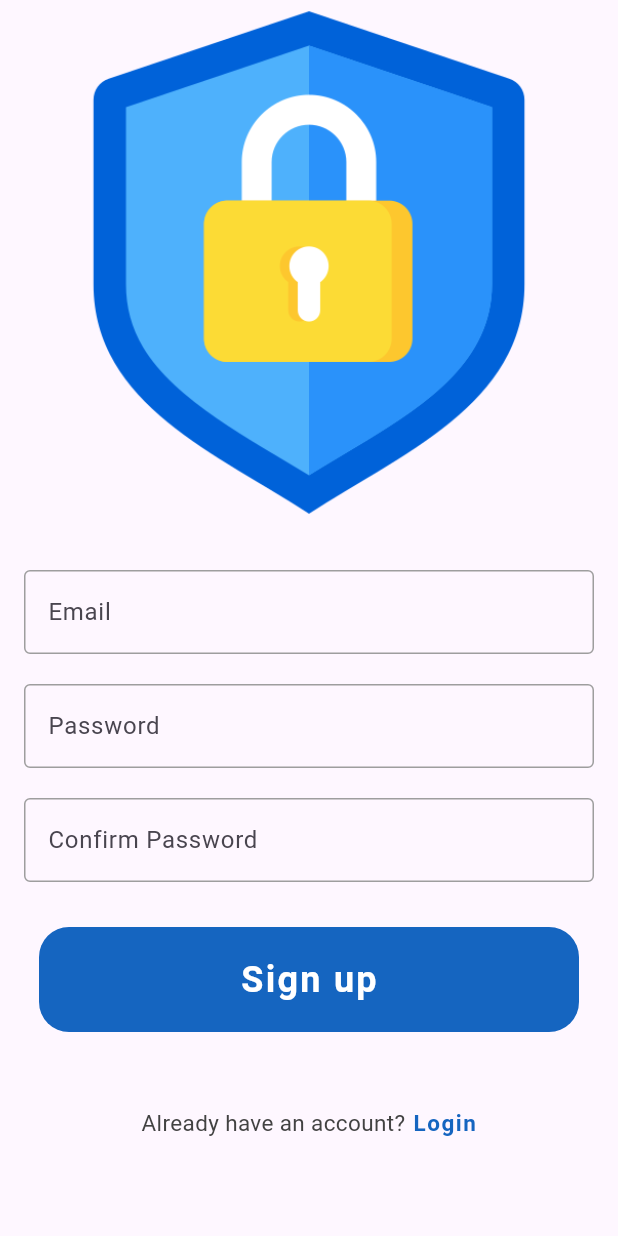
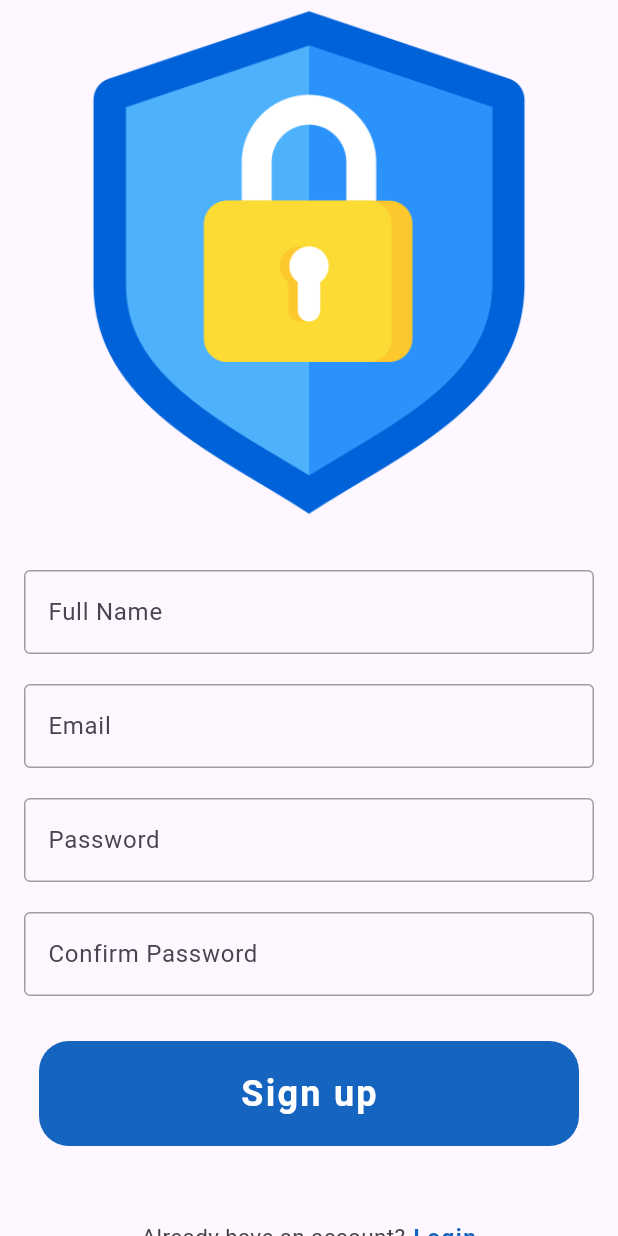
Before and after one commit to iamfarazbaloch/flutter_projects, a Flutter app: the screen it shows after launch, after a tap on "Login", after a tap on "Sign up", on a phone screen of 412 x 824 dp. Run offline on Flutter 3.47's test engine with Material 3 defaults, Android fonts, the phone set to English and light mode, and no system bars; our stand-ins replace cloud_firestore, firebase_auth, firebase_core, flutter_slidable, gap, google_fonts and 3 more; missing offline and left inert: agora_rtc_engine; accounts and stored records are empty.

Commit message:
login and signup logic with firebase

```diff
--- a/ecommerce_app/lib/main.dart
+++ b/ecommerce_app/lib/main.dart
@@ -1,8 +1,14 @@
+import 'package:ecommerce_app/firebase_options.dart';
 import 'package:ecommerce_app/pages/login_page.dart'
     show LoginPage;
+import 'package:firebase_core/firebase_core.dart';
 import 'package:flutter/material.dart';
 
-void main() {
+void main() async {
+  WidgetsFlutterBinding.ensureInitialized();
+  await Firebase.initializeApp(
+    options: DefaultFirebaseOptions.currentPlatform,
+  );
   runApp(const MyApp());
 }
 
--- a/ecommerce_app/lib/pages/login_page.dart
+++ b/ecommerce_app/lib/pages/login_page.dart
@@ -1,10 +1,9 @@
 import 'package:ecommerce_app/pages/sign_up_page.dart';
-import 'package:ecommerce_app/widgets/my_button.dart'
-    show MyButton;
-import 'package:ecommerce_app/widgets/my_text_field.dart'
-    show MyTextField;
+import 'package:ecommerce_app/services/auth_service.dart';
+import 'package:ecommerce_app/widgets/my_button.dart';
+import 'package:ecommerce_app/widgets/my_text_field.dart';
 import 'package:flutter/material.dart';
-import 'package:gap/gap.dart' show Gap;
+import 'package:gap/gap.dart';
 
 class LoginPage extends StatefulWidget {
   const LoginPage({super.key});
@@ -20,6 +19,7 @@ class _LoginPageState extends State<LoginPage> {
       TextEditingController();
   final GlobalKey<FormState> _formKey =
       GlobalKey<FormState>();
+  final AuthService _authService = AuthService();
 
   @override
   void dispose() {
@@ -28,13 +28,26 @@ class _LoginPageState extends State<LoginPage> {
     super.dispose();
   }
 
-  void _login() {
+  Future<void> _login() async {
     FocusScope.of(context).unfocus();
     if (_formKey.currentState!.validate()) {
-      // Simulate login
+      String? result = await _authService.login(
+        email: emailController.text.trim(),
+        password: passwordController.text.trim(),
+      );
+
+      if (result != null) {
+        ScaffoldMessenger.of(
+          context,
+        ).showSnackBar(SnackBar(content: Text(result)));
+        return;
+      }
+
       ScaffoldMessenger.of(context).showSnackBar(
-        const SnackBar(content: Text('Logging in...')),
+        const SnackBar(content: Text('Login successful')),
       );
+
+      // Navigate to your home screen here
     }
   }
 
@@ -47,10 +60,8 @@ class _LoginPageState extends State<LoginPage> {
             horizontal: 16.0,
           ),
           child: SingleChildScrollView(
-            child: SizedBox(
             child: Column(
-                crossAxisAlignment:
-                    CrossAxisAlignment.start,
+              crossAxisAlignment: CrossAxisAlignment.start,
               children: [
                 Center(
                   child: Image.asset(
@@ -94,7 +105,6 @@ class _LoginPageState extends State<LoginPage> {
                 const Gap(40),
                 MyButton(
                   onTap: _login,
-
                   text: 'Login',
                   color: Colors.blue.shade800,
                 ),
@@ -139,7 +149,6 @@ class _LoginPageState extends State<LoginPage> {
           ),
         ),
       ),
-      ),
     );
   }
 }
--- a/ecommerce_app/lib/pages/sign_up_page.dart
+++ b/ecommerce_app/lib/pages/sign_up_page.dart
@@ -1,10 +1,9 @@
 import 'package:ecommerce_app/pages/login_page.dart';
-import 'package:ecommerce_app/widgets/my_button.dart'
-    show MyButton;
-import 'package:ecommerce_app/widgets/my_text_field.dart'
-    show MyTextField;
+import 'package:ecommerce_app/services/auth_service.dart';
+import 'package:ecommerce_app/widgets/my_button.dart';
+import 'package:ecommerce_app/widgets/my_text_field.dart';
 import 'package:flutter/material.dart';
-import 'package:gap/gap.dart' show Gap;
+import 'package:gap/gap.dart';
 
 class SignUpPage extends StatefulWidget {
   const SignUpPage({super.key});
@@ -20,19 +19,24 @@ class _SignUpPageState extends State<SignUpPage> {
       TextEditingController();
   final TextEditingController confirmPasswordController =
       TextEditingController();
+  final TextEditingController nameController =
+      TextEditingController(); // Add name field
   final GlobalKey<FormState> _formKey =
       GlobalKey<FormState>();
+  final AuthService _authService =
+      AuthService(); // Firebase Auth service
 
   @override
   void dispose() {
     emailController.dispose();
     passwordController.dispose();
     confirmPasswordController.dispose();
+    nameController.dispose();
     super.dispose();
   }
 
-  void _signUp() {
-    FocusScope.of(context).unfocus(); // Hide keyboard
+  Future<void> _signUp() async {
+    FocusScope.of(context).unfocus();
     if (_formKey.currentState!.validate()) {
       if (passwordController.text !=
           confirmPasswordController.text) {
@@ -44,7 +48,18 @@ class _SignUpPageState extends State<SignUpPage> {
         return;
       }
 
-      // TODO: Add sign-up logic here
+      String? result = await _authService.signup(
+        name: nameController.text,
+        email: emailController.text,
+        password: passwordController.text,
+      );
+
+      if (result != null) {
+        ScaffoldMessenger.of(
+          context,
+        ).showSnackBar(SnackBar(content: Text(result)));
+        return;
+      }
 
       ScaffoldMessenger.of(context).showSnackBar(
         const SnackBar(
@@ -83,6 +98,18 @@ class _SignUpPageState extends State<SignUpPage> {
                     ),
                   ),
                   const Gap(30),
+                  MyTextField(
+                    controller: nameController,
+                    hintText: 'Full Name',
+                    obscureText: false,
+                    validator: (value) {
+                      if (value == null || value.isEmpty) {
+                        return 'Please enter your name';
+                      }
+                      return null;
+                    },
+                  ),
+                  const Gap(20),
                   MyTextField(
                     controller: emailController,
                     hintText: 'Email',
--- a/ecommerce_app/pubspec.yaml
+++ b/ecommerce_app/pubspec.yaml
@@ -37,6 +37,8 @@ dependencies:
   gap: ^3.0.1
   firebase_auth: ^5.5.2
   cloud_firestore: ^5.6.6
+  firebase_core: ^3.13.0
+  firebase_storage: ^12.4.5
 
 dev_dependencies:
   flutter_test:
```
Also changed, not shown: ecommerce_app/lib/services/auth_service.dart (+11 -8 lines), ecommerce_app/firebase.json (added), ecommerce_app/lib/firebase_options.dart (added), ecommerce_app/pubspec.lock, 6 other files. Lines whose indentation alone changed are shown as unchanged.
